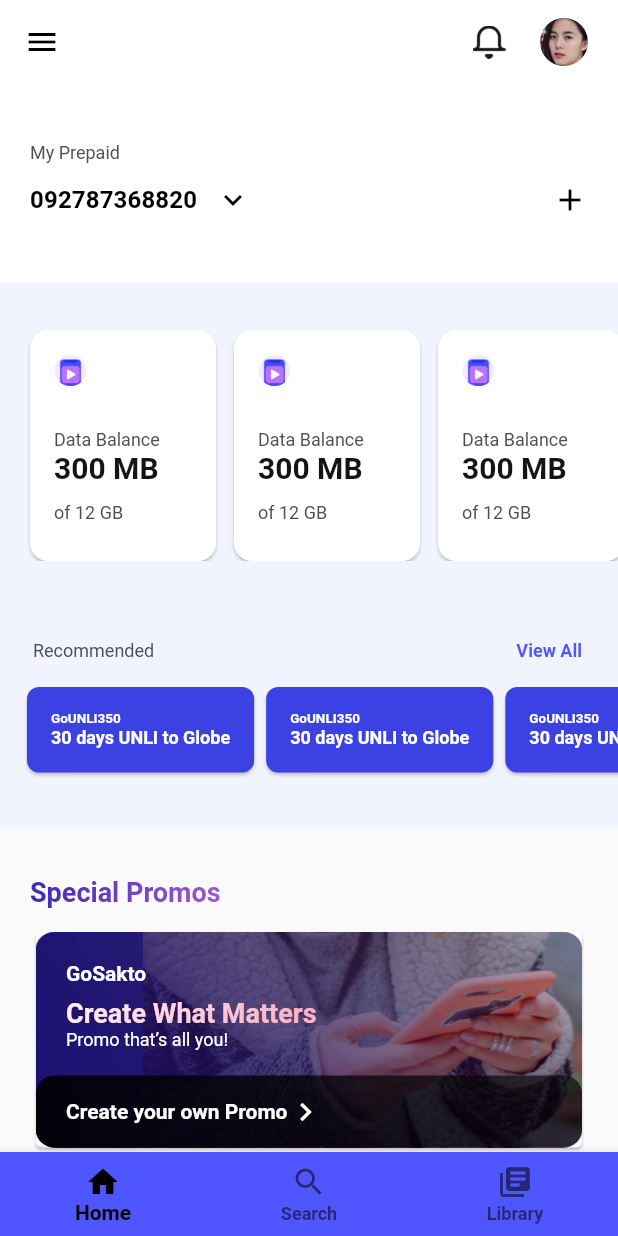
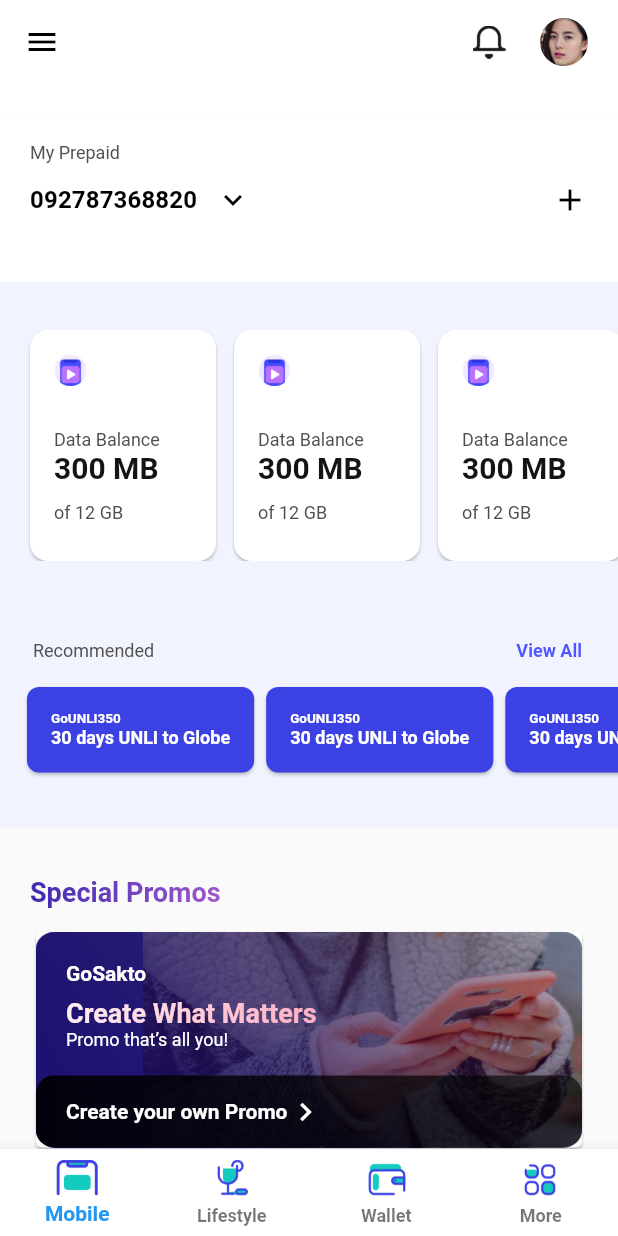
Before and after one commit to ammushajan3/globe_app, a Flutter app: the screen it shows after launch, on a phone screen of 412 x 824 dp. Run offline on Flutter 3.47's test engine with Material 2 defaults, Android fonts, the phone set to English and light mode, and no system bars.

Commit message:
bottom nav bar added

```diff
--- a/lib/resources/images.dart
+++ b/lib/resources/images.dart
@@ -14,4 +14,8 @@
   static const HSQ_LOGO = 'assets/images/hsq_logo.png';
   static const IFLIX_LOGO = 'assets/images/iflix_icon.png';
   static const PRIME_LOGO = 'assets/images/prime_logo.png';
+  static const LIFE_STYLE = 'assets/images/lifestyle_icon.png';
+  static const MOBILE = 'assets/images/mobile_icon.png';
+  static const MORE = 'assets/images/more.png';
+  static const WALLET = 'assets/images/wallet.png';
 }
--- a/lib/widgets/nav_bar.dart
+++ b/lib/widgets/nav_bar.dart
@@ -1,4 +1,5 @@
 import 'package:flutter/material.dart';
+import 'package:task_app/resources/images.dart';
 import 'package:task_app/themes/color.dart';
 import 'package:task_app/themes/themes.dart';
 import 'package:task_app/widgets/dashboard_app_bar.dar.dart';
@@ -8,23 +9,37 @@
 class BottomNavBar extends StatelessWidget {
   @override
   Widget build(BuildContext context) {
-    return BottomNavigationBar(
-      backgroundColor: AppColors.COLOR_LIGHT_BLUE,
+    return Theme(
+      data: Theme.of(context).copyWith(
+          // canvasColor: Colors.green,
+          primaryColor: AppColors.COLOR_BLACK,
+          textTheme: Theme.of(context).textTheme.copyWith(
+              caption: TextStyle(color: AppColors.COLOR_BLACK)
+          )
+      ),
+      child: BottomNavigationBar(
+        type: BottomNavigationBarType.fixed,
+        backgroundColor: AppColors.COLOR_WHITE,
         items: <BottomNavigationBarItem>[
           BottomNavigationBarItem(
-          icon: Icon(Icons.home),
-          label: 'Home',
+            icon: Image.asset(Images.MOBILE,height: 28,width: 28,),
+            label: 'Mobile',
           ),
           BottomNavigationBarItem(
-          icon: Icon(Icons.search),
-          label: 'Search',
+            icon: Image.asset(Images.LIFE_STYLE,height: 28,width: 28,),
+            label: 'Lifestyle',
           ),
           BottomNavigationBarItem(
-          icon: Icon(Icons.library_books),
-          label: 'Library',
+            icon: Image.asset(Images.WALLET,height: 28,width: 28,),
+            label: 'Wallet',
+          ),
+          BottomNavigationBarItem(
+            icon: Image.asset(Images.MORE,height: 28,width: 28,),
+            label: 'More',
           ),
         ],
-      selectedItemColor: AppColors.COLOR_BLACK,
+        // selectedItemColor: AppColors.COLOR_BLACK,
+      ),
     );
   }
 }
```
Also changed, not shown: assets/images/lifestyle_icon.png (added), assets/images/mobile_icon.png (added), assets/images/more.png (added), assets/images/wallet.png (added). Lines whose indentation alone changed are shown as unchanged.
